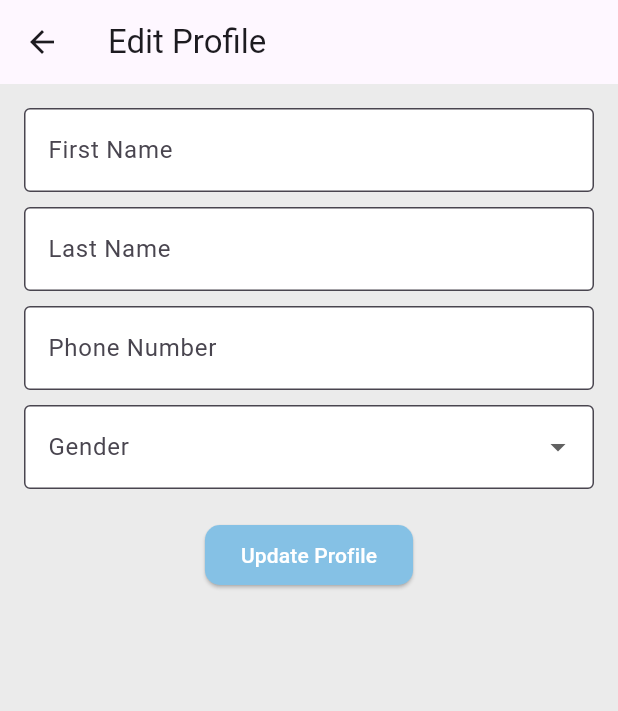
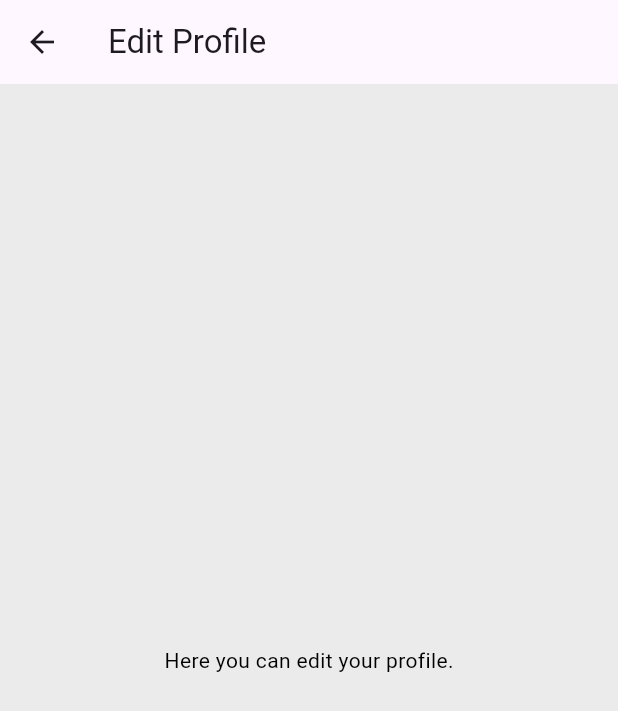
Before and after one commit to Fynaura/fynaura, a Flutter app: the screen it shows after launch, after a tap on the "edit" icon, on a phone screen of 412 x 824 dp. Shown: the top 711 px of the screen. Run offline on Flutter 3.47's test engine with Material 3 defaults, Android fonts, the phone set to English and light mode, and no system bars.

Commit message:
new version with Goal

```diff
--- /dev/null
+++ b/front-end/lib/edit_profile_page.dart
@@ -0,0 +1,15 @@
+import 'package:flutter/material.dart';
+
+class EditProfilePage extends StatelessWidget {
+  @override
+  Widget build(BuildContext context) {
+    return Scaffold(
+      appBar: AppBar(
+        title: Text("Edit Profile"),
+      ),
+      body: Center(
+        child: Text("Here you can edit your profile."),
+      ),
+    );
+  }
+}
--- a/front-end/lib/main.dart
+++ b/front-end/lib/main.dart
@@ -1,5 +1,7 @@
 import 'package:flutter/material.dart';
 import 'new_profile_page.dart';  // Import the new profile page
+import 'GoalPage.dart';  // Import the Goal page
+import 'edit_profile_page.dart';  // Import the EditProfilePage
 
 void main() {
   runApp(MyApp());
@@ -27,6 +29,7 @@ class ProfilePage extends StatefulWidget {
 
 class _ProfilePageState extends State<ProfilePage> {
   String selectedAvatar = "images/fynaura.png"; // Default avatar
+  int auraPoints = 1000; // Aura points initialized
 
   void _selectAvatar() {
     showDialog(
@@ -82,13 +85,17 @@ class _ProfilePageState extends State<ProfilePage> {
                   children: [
                     Text("Aura", style: TextStyle(fontSize: 18, fontWeight: FontWeight.bold)),
                     Text("@Itunuoluwa", style: TextStyle(color: Colors.grey)),
+                    Text("$auraPoints+ Aura", style: TextStyle(fontSize: 16, color: Colors.green)),
                   ],
                 ),
                 Spacer(),
                 IconButton(
                   icon: Icon(Icons.edit, color: Color(0xFF85C1E5)),
                   onPressed: () {
-                    Navigator.push(context, MaterialPageRoute(builder: (context) => EditProfilePage()));
+                    Navigator.push(
+                      context,
+                      MaterialPageRoute(builder: (context) => EditProfilePage()), // Navigate to EditProfilePage
+                    );
                   },
                 )
               ],
@@ -100,29 +107,27 @@ class _ProfilePageState extends State<ProfilePage> {
               subtitle: Text("Make changes to your account"),
               trailing: Icon(Icons.arrow_forward_ios, size: 16),
               onTap: () {
-                // Navigate to the new Profile Page when My Account is clicked
                 Navigator.push(
                   context,
-                  MaterialPageRoute(builder: (context) => NewProfilePage()), // Navigate to the new profile page
+                  MaterialPageRoute(builder: (context) => NewProfilePage(auraPoints: auraPoints)), // Navigate to NewProfilePage
                 );
               },
             ),
             ListTile(
-              leading: Icon(Icons.lock, color: Color(0xFF85C1E5)),
-              title: Text("Face ID / Touch ID"),
-              subtitle: Text("Manage your device security"),
-              trailing: Switch(value: false, onChanged: (value) {}),
-            ),
-            ListTile(
-              leading: Icon(Icons.security, color: Color(0xFF85C1E5)),
-              title: Text("Two-Factor Authentication"),
-              subtitle: Text("Further secure your account"),
+              leading: Icon(Icons.flag, color: Color(0xFF85C1E5)),
+              title: Text("Goal"),
+              subtitle: Text("Track and complete your goals"),
               trailing: Icon(Icons.arrow_forward_ios, size: 16),
-            ),
-            ListTile(
-              leading: Icon(Icons.logout, color: Colors.red),
-              title: Text("Log out", style: TextStyle(color: Colors.red)),
-              onTap: () {},
+              onTap: () {
+                Navigator.push(
+                  context,
+                  MaterialPageRoute(builder: (context) => GoalPage(auraPoints: auraPoints, onUpdatePoints: (newPoints) {
+                    setState(() {
+                      auraPoints = newPoints;
+                    });
+                  })),
+                );
+              },
             ),
           ],
         ),
@@ -130,43 +135,3 @@ class _ProfilePageState extends State<ProfilePage> {
     );
   }
 }
-
-class EditProfilePage extends StatelessWidget {
-  @override
-  Widget build(BuildContext context) {
-    return Scaffold(
-      appBar: AppBar(title: Text("Edit Profile")),
-      body: Padding(
-        padding: EdgeInsets.all(16.0),
-        child: Column(
-          children: [
-            TextField(decoration: InputDecoration(labelText: "First Name", filled: true, fillColor: Colors.white, border: OutlineInputBorder())),
-            SizedBox(height: 10),
-            TextField(decoration: InputDecoration(labelText: "Last Name", filled: true, fillColor: Colors.white, border: OutlineInputBorder())),
-            SizedBox(height: 10),
-            TextField(decoration: InputDecoration(labelText: "Phone Number", filled: true, fillColor: Colors.white, border: OutlineInputBorder())),
-            SizedBox(height: 10),
-            DropdownButtonFormField(
-              decoration: InputDecoration(labelText: "Gender", filled: true, fillColor: Colors.white, border: OutlineInputBorder()),
-              items: ["Male", "Female"].map((String gender) {
-                return DropdownMenuItem(value: gender, child: Text(gender));
-              }).toList(),
-              onChanged: (value) {},
-            ),
-            SizedBox(height: 20),
-            ElevatedButton(
-              style: ElevatedButton.styleFrom(
-                backgroundColor: Color(0xFF85C1E5),
-                shape: RoundedRectangleBorder(borderRadius: BorderRadius.circular(10)),
-              ),
-              onPressed: () {
-                Navigator.pop(context);
-              },
-              child: Text("Update Profile", style: TextStyle(color: Colors.white)),
-            ),
-          ],
-        ),
-      ),
-    );
-  }
-}
```
Also changed, not shown: front-end/lib/GoalPage.dart (added, +111 -0 lines), front-end/lib/new_profile_page.dart (+11 -2 lines), front-end/pubspec.yaml (+8 -75 lines), front-end/pubspec.lock, 4 other files.
